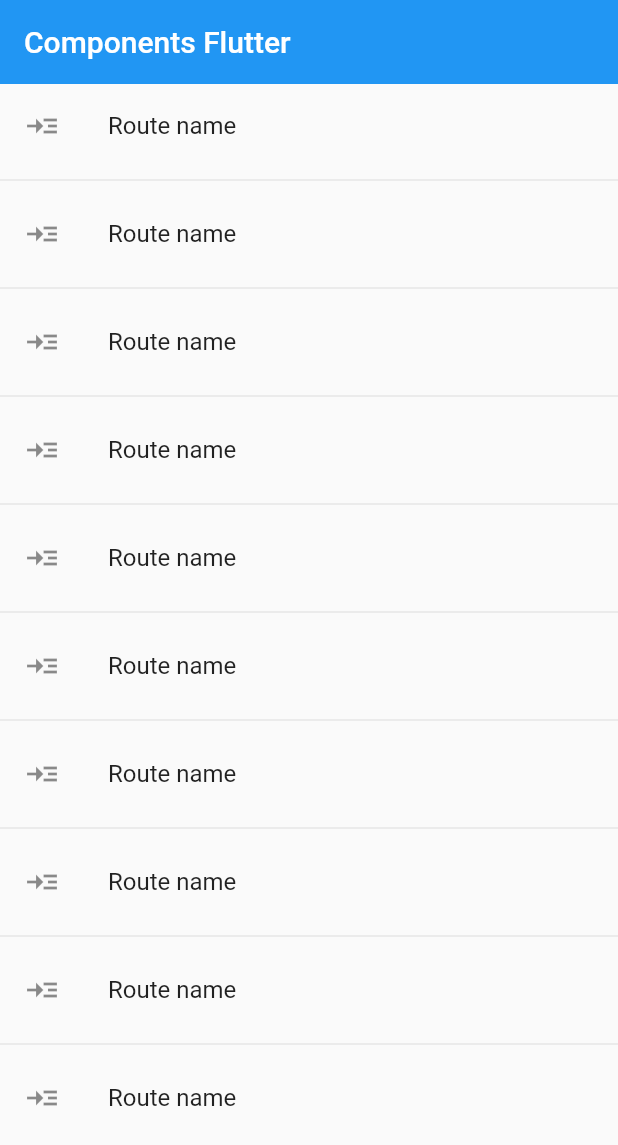
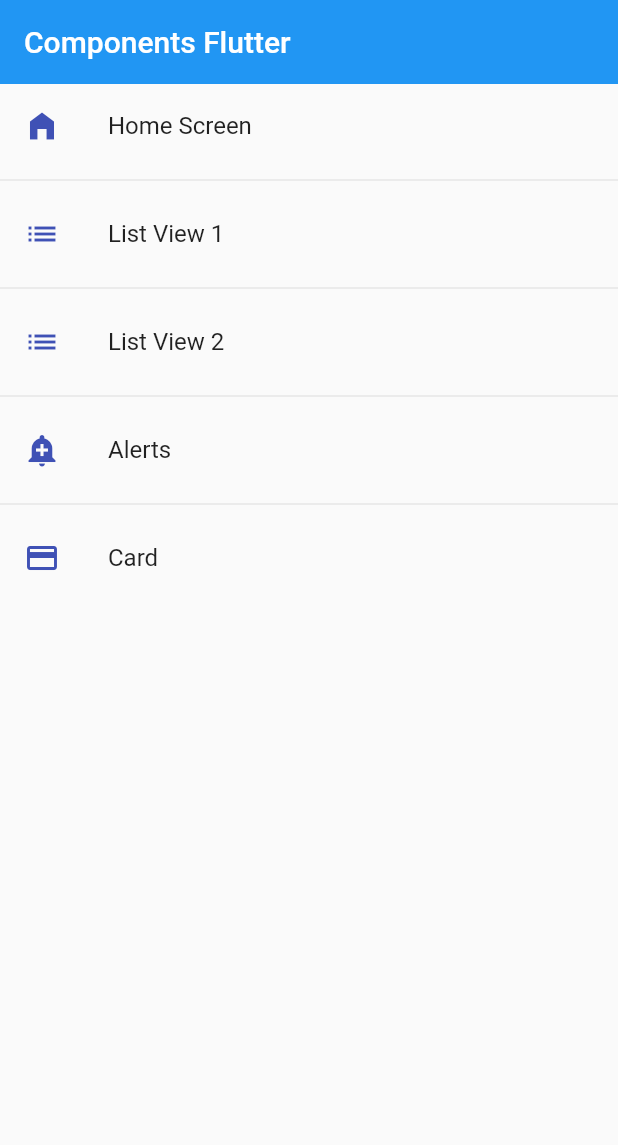
Before and after one commit to crisman9211/flutter-cr_components, a Flutter app: the screen it shows after launch, on a phone screen of 412 x 824 dp. Shown: the top 1145 px of the screen. Run offline on Flutter 3.47's test engine with Material 2 defaults, Android fonts, the phone set to English and light mode, and no system bars.

Commit message:
FEAT modelo listado de rutas

```diff
--- a/lib/main.dart
+++ b/lib/main.dart
@@ -13,7 +13,7 @@
       title: 'Material App',
       // home: const CardScreen(),
       initialRoute: AppRoutes.initialRoute,
-      routes: AppRoutes.routes,
+      routes: AppRoutes.getAppRoutes(),
       onGenerateRoute: AppRoutes.onGenerateRoute,
     );
   }
--- a/lib/router/app.routes.dart
+++ b/lib/router/app.routes.dart
@@ -33,13 +33,24 @@
         screen: const CardScreen()),
   ];
 
-  static Map<String, Widget Function(BuildContext)> routes = {
-    'home': (BuildContext context) => const HomeScreen(),
-    'ListView1': (BuildContext context) => const Listview1Screen(),
-    'ListView2': (BuildContext context) => const Listview2Screen(),
-    'alert': (BuildContext context) => const AlertScreen(),
-    'card': (BuildContext context) => const CardScreen(),
-  };
+  // static Map<String, Widget Function(BuildContext)> routes = {
+  //   'home': (BuildContext context) => const HomeScreen(),
+  //   'ListView1': (BuildContext context) => const Listview1Screen(),
+  //   'ListView2': (BuildContext context) => const Listview2Screen(),
+  //   'alert': (BuildContext context) => const AlertScreen(),
+  //   'card': (BuildContext context) => const CardScreen(),
+  // };
+
+  static Map<String, Widget Function(BuildContext)> getAppRoutes() {
+    Map<String, Widget Function(BuildContext)> appRoutes = {};
+
+    for (final option in menuOptions) {
+      appRoutes.addAll({option.route: (BuildContext context) => option.screen});
+    }
+
+    return appRoutes;
+  }
+
   static Route<dynamic> onGenerateRoute(RouteSettings settings) {
     return MaterialPageRoute(builder: (context) => const AlertScreen());
   }
--- a/lib/screens/home.screen.dart
+++ b/lib/screens/home.screen.dart
@@ -1,3 +1,4 @@
+import 'package:cr_components/router/app.routes.dart';
 import 'package:flutter/material.dart';
 
 class HomeScreen extends StatelessWidget {
@@ -5,6 +6,8 @@
 
   @override
   Widget build(BuildContext context) {
+    final menuOptions = AppRoutes.menuOptions;
+
     return Scaffold(
         appBar: AppBar(
           title: const Text('Components Flutter'),
@@ -12,8 +15,8 @@
         ),
         body: ListView.separated(
           itemBuilder: (context, index) => ListTile(
-            leading: const Icon(Icons.read_more_outlined),
-            title: const Text('Route name'),
+            leading: Icon(menuOptions[index].icon, color: Colors.indigo),
+            title: Text(menuOptions[index].name),
             onTap: () {
               // final route = MaterialPageRoute(
               //   builder: (context) => const Listview1Screen(),
@@ -21,11 +24,11 @@
               // Navigator.push(context, route);
               // // sirve para eleminiar el atras ruta antrior (no volver a login)
               // // Navigator.pushReplacement(context, route);
-              Navigator.pushNamed(context, 'card');
+              Navigator.pushNamed(context, menuOptions[index].route);
             },
           ),
           separatorBuilder: (_, __) => const Divider(),
-          itemCount: 10,
+          itemCount: menuOptions.length,
         ));
   }
 }
```
